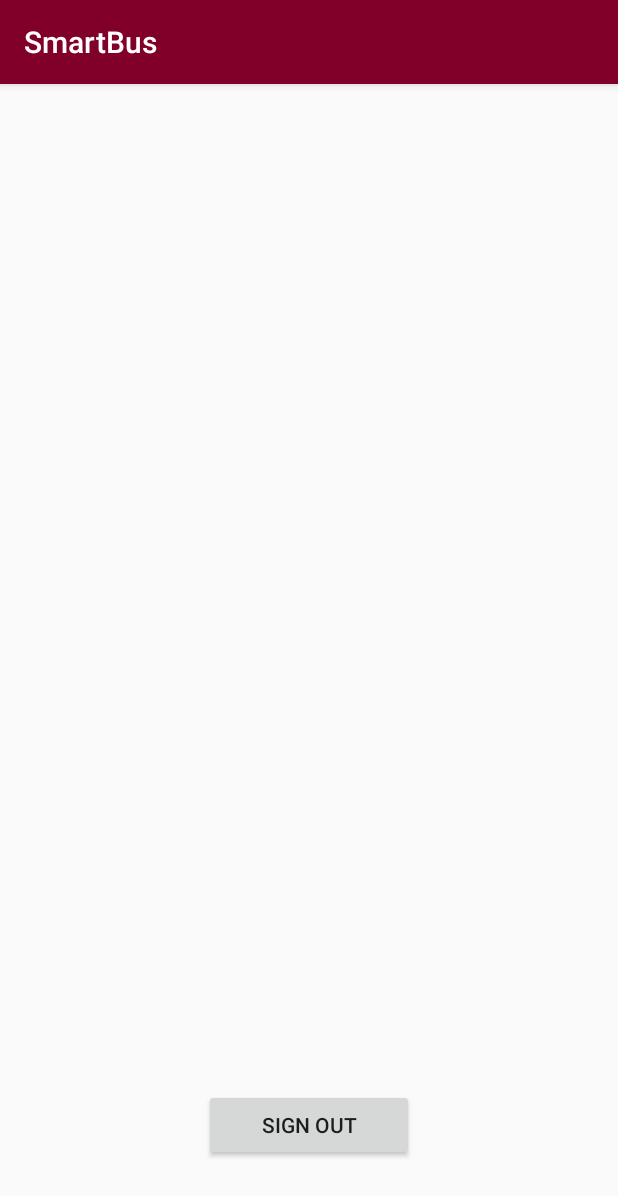
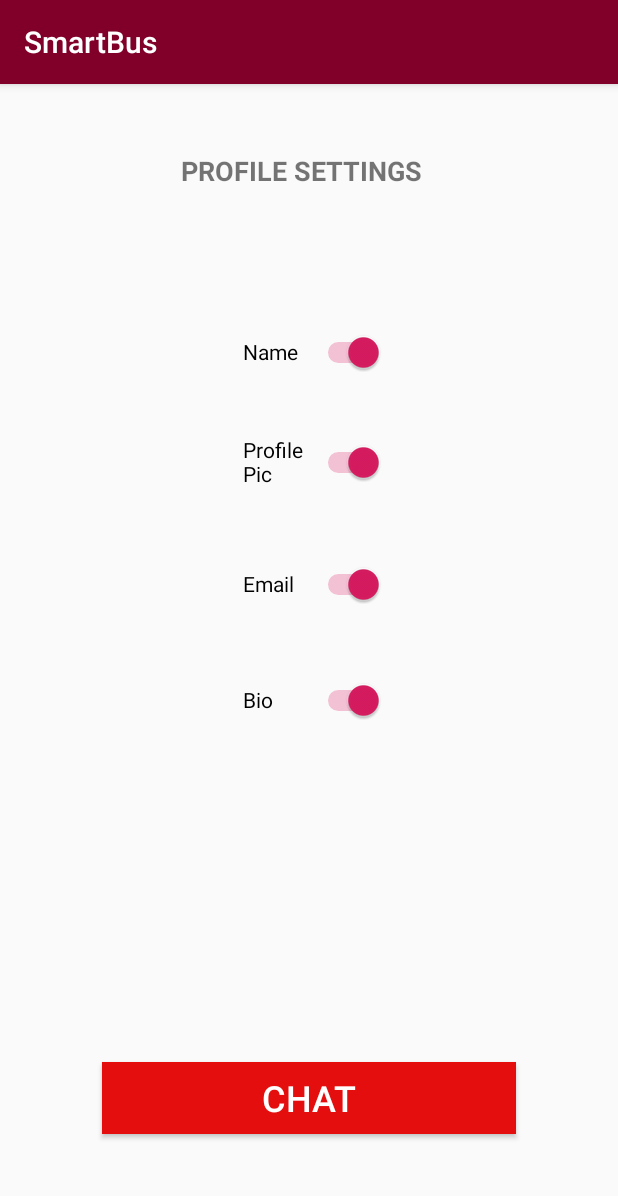
Before and after one commit to kruthikakalmali/RAKATHON_ANDROID, an Android app: the ProfileActivity screen opened directly, with no data from a screen before it, on a phone screen of 412 x 824 dp. Shown: the top 1196 px of the screen. Run offline under Robolectric (Android 15) with nearby library versions, the phone set to English and light mode, and no system bars; pictures from the network do not load.

Commit message:
Profile Settings

```diff
--- a/Insanes_and_Their_Bus-master/app/src/main/java/com/example/smartbus/LandingActivity.java
+++ b/Insanes_and_Their_Bus-master/app/src/main/java/com/example/smartbus/LandingActivity.java
@@ -166,7 +166,7 @@ public class LandingActivity extends AppCompatActivity {
                 WifiInfo wifiInfo = wifiMgr.getConnectionInfo();
                 if (wifiInfo.getBSSID()!=null) {
                     if (wifiInfo.getBSSID().equals("7c:95:f3:73:1f:89")) {
-                        Intent intent = new Intent(getApplicationContext(), Chat.class);
+                        Intent intent = new Intent(getApplicationContext(), ProfileActivity.class);
                         startActivity(intent);
                     }
                     else {
--- a/Insanes_and_Their_Bus-master/app/src/main/java/com/example/smartbus/ProfileActivity.java
+++ b/Insanes_and_Their_Bus-master/app/src/main/java/com/example/smartbus/ProfileActivity.java
@@ -22,18 +22,14 @@ public class ProfileActivity extends AppCompatActivity {
     public static final String GOOGLE_ACCOUNT = "google_account";
     private TextView profileName, profileEmail;
     private ImageView profileImage;
-    private Button signOutbtn;
 
     @Override
     protected void onCreate(Bundle savedInstanceState) {
         super.onCreate(savedInstanceState);
         setContentView(R.layout.activity_profile);
-        profileName = findViewById(R.id.profile_text);
-        profileEmail = findViewById(R.id.profile_email);
-        profileImage = findViewById(R.id.profile_image);
-        signOutbtn = findViewById(R.id.sign_out);
-        setDataOnView();
-        signOutbtn.setOnClickListener(new View.OnClickListener() {
+        Button submit = findViewById(R.id.submit);
+        //setDataOnView();
+        submit.setOnClickListener(new View.OnClickListener() {
                                        @Override
                                        public void onClick(View v) {
                                            Intent intent = new Intent(ProfileActivity.this,ChatActivity.class);
@@ -47,13 +43,13 @@ public class ProfileActivity extends AppCompatActivity {
         });
     }
 
-    private void setDataOnView() {
-        GoogleSignInAccount googleSignInAccount = getIntent().getParcelableExtra(GOOGLE_ACCOUNT);
-        //Picasso.get().load(googleSignInAccount.getPhotoUrl()).centerInside().fit().into(profileImage);
-        profileName.setText(googleSignInAccount.getDisplayName());
-        profileEmail.setText(googleSignInAccount.getEmail());
-
-    }
+//    private void setDataOnView() {
+//        GoogleSignInAccount googleSignInAccount = getIntent().getParcelableExtra(GOOGLE_ACCOUNT);
+//        //Picasso.get().load(googleSignInAccount.getPhotoUrl()).centerInside().fit().into(profileImage);
+//        profileName.setText(googleSignInAccount.getDisplayName());
+//        profileEmail.setText(googleSignInAccount.getEmail());
+//
+//    }
 
 //    private void signOut() {
 //        GoogleSignInAccount.signOut().addOnCompleteListener(this, new OnCompleteListener<Void>() {
--- a/Insanes_and_Their_Bus-master/app/src/main/res/layout-v21/activity_landing.xml
+++ b/Insanes_and_Their_Bus-master/app/src/main/res/layout-v21/activity_landing.xml
@@ -15,7 +15,7 @@
             android:id="@+id/toolbar"
             android:layout_width="match_parent"
             android:layout_height="?attr/actionBarSize"
-            android:background="#009688"
+            android:background="#80002a"
             app:popupTheme="@style/AppTheme.PopupOverlay" />
 
     </com.google.android.material.appbar.AppBarLayout>
@@ -27,7 +27,7 @@
         android:layout_height="wrap_content"
         android:layout_gravity="bottom|end"
         android:layout_margin="@dimen/fab_margin"
-        app:backgroundTint="#009688"
+        app:backgroundTint="#80002a"
         app:srcCompat="@drawable/emergency" />
 
     <com.google.android.material.floatingactionbutton.FloatingActionButton
@@ -37,7 +37,7 @@
         android:clickable="true"
         android:layout_gravity="bottom"
         android:layout_margin="@dimen/fab_margin"
-        app:backgroundTint="#009688"
+        app:backgroundTint="#80002a"
         app:srcCompat="@drawable/message" />
 
 </androidx.coordinatorlayout.widget.CoordinatorLayout>
--- a/Insanes_and_Their_Bus-master/app/src/main/res/layout/activity_landing.xml
+++ b/Insanes_and_Their_Bus-master/app/src/main/res/layout/activity_landing.xml
@@ -15,7 +15,7 @@
             android:id="@+id/toolbar"
             android:layout_width="match_parent"
             android:layout_height="?attr/actionBarSize"
-            android:background="#009688"
+            android:background="#80002a"
             app:popupTheme="@style/AppTheme.PopupOverlay" />
 
     </com.google.android.material.appbar.AppBarLayout>
--- a/Insanes_and_Their_Bus-master/app/src/main/res/layout/activity_profile.xml
+++ b/Insanes_and_Their_Bus-master/app/src/main/res/layout/activity_profile.xml
@@ -1,42 +1,87 @@
 <?xml version="1.0" encoding="utf-8"?>
-<RelativeLayout
-    xmlns:android="http://schemas.android.com/apk/res/android"
+<androidx.constraintlayout.widget.ConstraintLayout xmlns:android="http://schemas.android.com/apk/res/android"
     xmlns:app="http://schemas.android.com/apk/res-auto"
     xmlns:tools="http://schemas.android.com/tools"
     android:layout_width="match_parent"
     android:layout_height="match_parent"
     tools:context=".ProfileActivity">
-    <ImageView
-        android:layout_margin="20dp"
-        android:layout_centerHorizontal="true"
-        android:id="@+id/profile_image"
-        android:layout_width="150dp"
-        android:layout_height="150dp" />
+
+    <Switch
+        android:id="@+id/switch3"
+        android:layout_width="94dp"
+        android:layout_height="37dp"
+        android:layout_marginEnd="156dp"
+        android:checked="true"
+        android:text="Bio"
+        app:layout_constraintBottom_toBottomOf="parent"
+        app:layout_constraintEnd_toEndOf="parent"
+        app:layout_constraintHorizontal_bias="0.42"
+        app:layout_constraintTop_toBottomOf="@+id/switch5"
+        app:layout_constraintVertical_bias="0.106" />
+
+    <Switch
+        android:id="@+id/switch5"
+        android:layout_width="94dp"
+        android:layout_height="37dp"
+        android:layout_marginTop="44dp"
+        android:layout_marginEnd="156dp"
+        android:checked="true"
+        android:text="Email"
+        app:layout_constraintEnd_toEndOf="parent"
+        app:layout_constraintHorizontal_bias="0.42"
+        app:layout_constraintTop_toBottomOf="@+id/switch4" />
+
+    <Switch
+        android:id="@+id/switch4"
+        android:layout_width="94dp"
+        android:layout_height="37dp"
+        android:layout_marginTop="36dp"
+        android:layout_marginEnd="156dp"
+        android:checked="true"
+        android:text="Profile Pic"
+        app:layout_constraintEnd_toEndOf="parent"
+        app:layout_constraintTop_toBottomOf="@+id/switch2" />
+
+    <Switch
+        android:id="@+id/switch2"
+        android:layout_width="94dp"
+        android:layout_height="37dp"
+        android:layout_marginEnd="156dp"
+        android:checked="true"
+        android:text="Name"
+        app:layout_constraintBottom_toBottomOf="parent"
+        app:layout_constraintEnd_toEndOf="parent"
+        app:layout_constraintTop_toTopOf="parent"
+        app:layout_constraintVertical_bias="0.219" />
+
     <TextView
-        android:layout_width="wrap_content"
-        android:layout_margin="10dp"
-        tools:text="Pooja Kumari"
-        android:id="@+id/profile_text"
-        android:textSize="26sp"
-        android:layout_below="@id/profile_image"
-        android:layout_centerHorizontal="true"
-        android:layout_height="wrap_content" />
-    <TextView
-        android:textSize="14sp"
-        android:id="@+id/profile_email"
-        android:layout_width="wrap_content"
-        android:layout_margin="20dp"
-        tools:text="thisispooja97@gmail.com"
-        android:layout_centerHorizontal="true"
-        android:layout_below="@id/profile_text"
-        android:layout_height="wrap_content" />
+        android:id="@+id/textView4"
+        android:layout_width="169dp"
+        android:layout_height="38dp"
+        android:gravity="center"
+        android:text="PROFILE SETTINGS"
+        android:textSize="18sp"
+        android:textStyle="bold"
+        app:layout_constraintBottom_toBottomOf="parent"
+        app:layout_constraintEnd_toEndOf="parent"
+        app:layout_constraintHorizontal_bias="0.478"
+        app:layout_constraintStart_toStartOf="parent"
+        app:layout_constraintTop_toTopOf="parent"
+        app:layout_constraintVertical_bias="0.053" />
+
     <Button
-        android:layout_width="140dp"
-        android:text="SIGN OUT"
-        android:id="@+id/sign_out"
-        android:layout_marginBottom="50dp"
-        android:layout_centerHorizontal="true"
-        android:layout_alignParentBottom="true"
-        android:layout_height="wrap_content" />
-
-</RelativeLayout>
+        android:id="@+id/submit"
+        android:layout_width="match_parent"
+        android:layout_height="wrap_content"
+        android:layout_margin="68dp"
+        android:background="#E40E0E"
+        android:text="CHAT"
+        android:textColor="#FFFF"
+        android:textSize="24sp"
+        app:layout_constraintBottom_toBottomOf="parent"
+        app:layout_constraintEnd_toEndOf="parent"
+        app:layout_constraintHorizontal_bias="0.45"
+        app:layout_constraintStart_toStartOf="parent"
+        app:layout_constraintTop_toBottomOf="@+id/radioGroup"
+        app:layout_constraintVertical_bias="0.0" />
+</androidx.constraintlayout.widget.ConstraintLayout>
```
